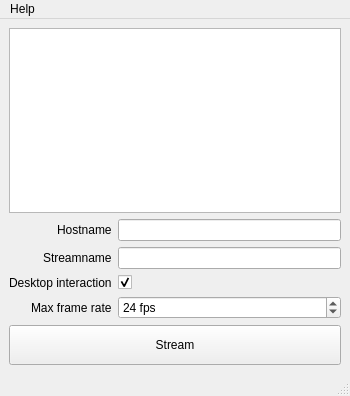
Above: apps/DesktopStreamer/mainwindow.ui from tribal-tec/Deflect before the change. Below: the same form after it.
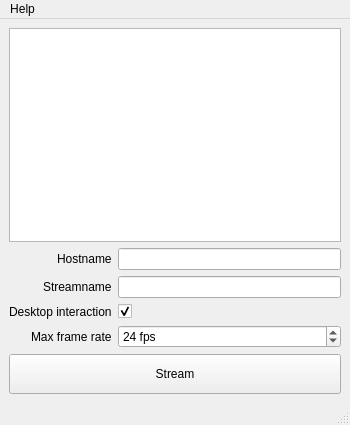
That is the form after the change.

What changed in the file:
```diff
--- a/apps/DesktopStreamer/mainwindow.ui
+++ b/apps/DesktopStreamer/mainwindow.ui
@@ -7,7 +7,7 @@
     <x>0</x>
     <y>0</y>
     <width>350</width>
-    <height>396</height>
+    <height>425</height>
    </rect>
   </property>
   <property name="sizePolicy">
@@ -19,12 +19,21 @@
   <property name="windowTitle">
    <string>DesktopStreamer</string>
   </property>
-  <widget class="QWidget" name="centralwidget">
+  <widget class="QWidget" name="_centralWidget">
+   <property name="sizePolicy">
+    <sizepolicy hsizetype="MinimumExpanding" vsizetype="MinimumExpanding">
+     <horstretch>0</horstretch>
+     <verstretch>0</verstretch>
+    </sizepolicy>
+   </property>
    <layout class="QVBoxLayout" name="verticalLayout">
+    <property name="sizeConstraint">
+     <enum>QLayout::SetMinimumSize</enum>
+    </property>
     <item>
      <layout class="QFormLayout" name="formLayout">
       <property name="sizeConstraint">
-       <enum>QLayout::SetMinimumSize</enum>
+       <enum>QLayout::SetFixedSize</enum>
       </property>
       <property name="fieldGrowthPolicy">
        <enum>QFormLayout::ExpandingFieldsGrow</enum>
```
